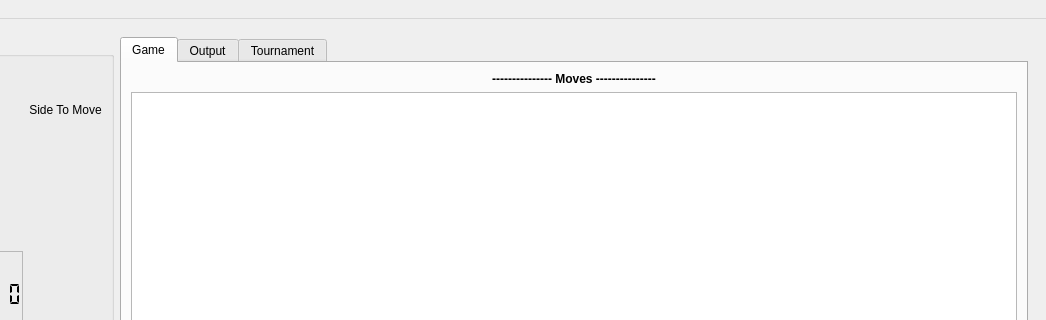
Old version of the form app/mainwindow.ui in the repository neluj/Xake; both pictures show x 141 to 1187 and y 0 to 320 of the 1187 by 708 pixel window.
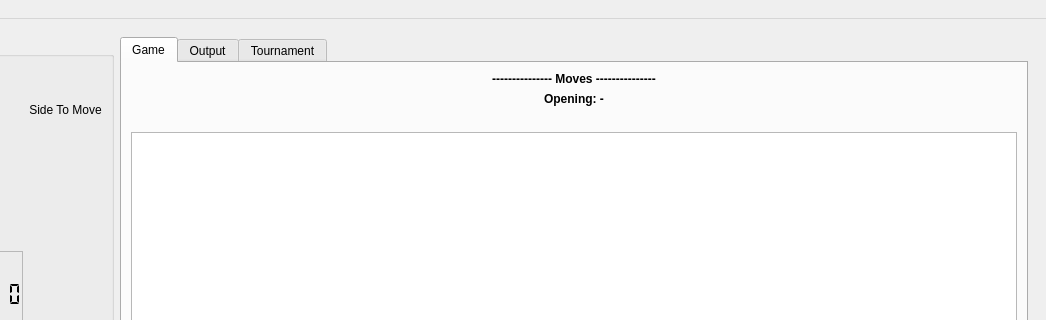
New version of the form. Custom widgets are drawn as their Qt base class.

Commit message: Add opening books and distinguish opening moves

What changed in the file:
```diff
--- a/app/mainwindow.ui
+++ b/app/mainwindow.ui
@@ -149,6 +149,37 @@
              <property name="alignment">
               <set>Qt::AlignCenter</set>
              </property>
+           </widget>
+           </item>
+           <item>
+            <widget class="QLabel" name="labelGameOpening">
+             <property name="font">
+              <font>
+               <bold>true</bold>
+              </font>
+             </property>
+             <property name="text">
+              <string>Opening: -</string>
+             </property>
+             <property name="alignment">
+              <set>Qt::AlignCenter</set>
+             </property>
+             <property name="wordWrap">
+              <bool>true</bool>
+             </property>
+             <property name="textInteractionFlags">
+              <set>Qt::TextSelectableByMouse</set>
+             </property>
+            </widget>
+           </item>
+           <item>
+            <widget class="QLabel" name="labelGameMoveLegend">
+             <property name="text">
+              <string/>
+             </property>
+             <property name="alignment">
+              <set>Qt::AlignCenter</set>
+             </property>
             </widget>
            </item>
            <item>
```
Left out of the diff: 32 changed lines with no effect on the pictures. The commit also changes 23 other files.
